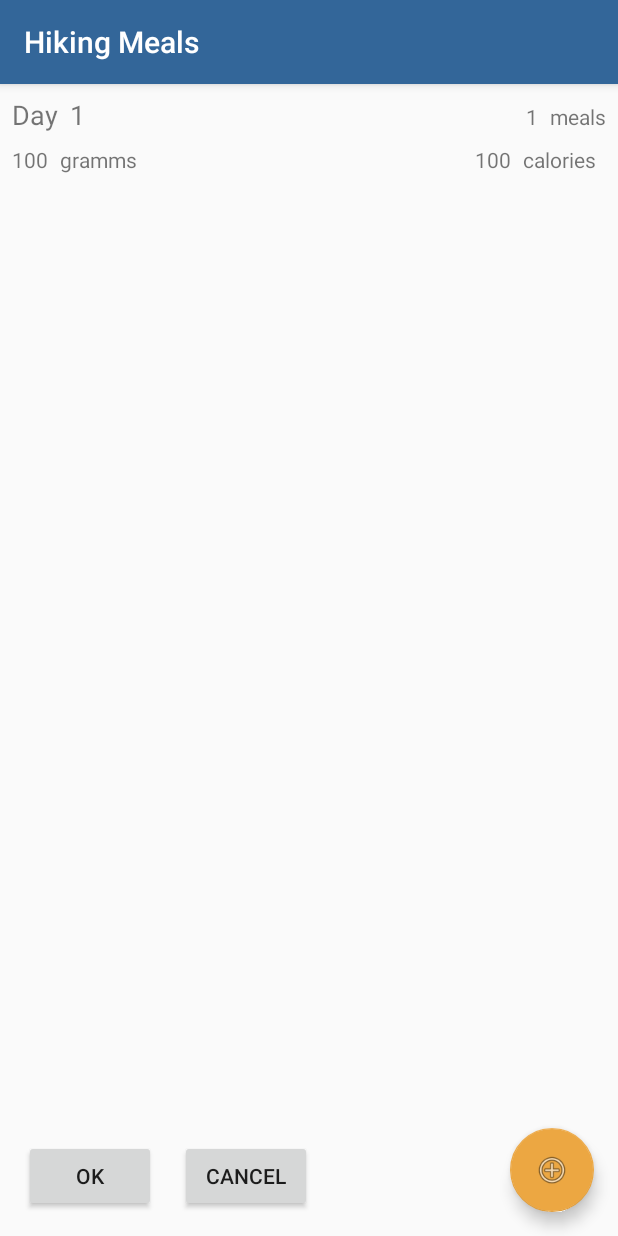
After one commit to seysen/HikingMealsForAndroid, an Android app: the DayDetailActivity screen opened directly, with no data from a screen before it, on a phone screen of 412 x 824 dp. The commit adds this screen. Run offline under Robolectric (Android 15) with nearby library versions, the phone set to English and light mode, and no system bars.

Commit message:
Add: DayDetailActivity where you can remove meals from the day Fixed: HikeDetailActivity how returns result of editing hike to hike list

```diff
--- a/app/src/main/AndroidManifest.xml
+++ b/app/src/main/AndroidManifest.xml
@@ -10,7 +10,8 @@
         android:roundIcon="@mipmap/ic_launcher_round"
         android:supportsRtl="true"
         android:theme="@style/AppTheme">
-        <activity android:name=".HikeDetailActivity"></activity>
+        <activity android:name=".DayDetailActivity"/>
+        <activity android:name=".HikeDetailActivity" />
         <activity android:name=".MealAddProductActivity" />
         <activity android:name=".MealDetailActivity" />
         <activity android:name=".ProductDetailActivity" />
--- /dev/null
+++ b/app/src/main/java/com/seysen/hikingmealsforandroid/DayDetailActivity.java
@@ -0,0 +1,116 @@
+package com.seysen.hikingmealsforandroid;
+
+import android.content.Intent;
+import android.support.v7.app.AppCompatActivity;
+import android.os.Bundle;
+import android.support.v7.widget.LinearLayoutManager;
+import android.support.v7.widget.RecyclerView;
+import android.view.View;
+import android.widget.TextView;
+
+import com.seysen.hikingmealsforandroid.core.HikeDay;
+import com.seysen.hikingmealsforandroid.core.Meal;
+import com.seysen.hikingmealsforandroid.helper.Datable;
+import com.seysen.hikingmealsforandroid.helper.DayMealsAdapter;
+import com.seysen.hikingmealsforandroid.helper.MealDetailDialogFragment;
+
+import java.util.ArrayList;
+
+public class DayDetailActivity extends AppCompatActivity implements Datable {
+
+    private static final String TAG = "day_detail";
+    public static final String ID_KEY = "hike_id";
+    private static final int RESULT_OK = 0;
+    private static final int RESULT_CANCELED = 1;
+    public static final int REQUEST_CREATE_TYPE=1;
+    public static final int REQUEST_EDIT_TYPE=2;
+    public static final String HIKEDAYNAME = "day";
+    public static final String MEALNAME = "meal";
+    private int position;
+    private DayMealsAdapter adapter;
+    private HikeDay hikeDay;
+    private TextView dayNumber;
+    private TextView dayMealsNumber;
+    private TextView dayWeight;
+    private TextView dayCalories;
+    private RecyclerView dayMeals;
+    private ArrayList<Meal> meals = new ArrayList<>();
+
+    @Override
+    protected void onCreate(Bundle savedInstanceState) {
+        super.onCreate(savedInstanceState);
+        setContentView(R.layout.activity_day_detail);
+        dayNumber = findViewById(R.id.day_number_detail);
+        dayMealsNumber = findViewById(R.id.day_meals_number_detail);
+        dayWeight = findViewById(R.id.day_weight_detail);
+        dayCalories = findViewById(R.id.day_calories_detail);
+        dayMeals = findViewById(R.id.day_meals);
+        dayMeals.setLayoutManager(new LinearLayoutManager(dayMeals.getContext()));
+        adapter = new DayMealsAdapter(this,meals);
+        dayMeals.setAdapter(adapter);
+        adapter.setOnItemClickListener(new DayMealsAdapter.ClickListener() {
+            @Override
+            public void onItemLongClick(int position, View v) {
+                String mealName = meals.get(position).getMealName();
+                MealDetailDialogFragment dialog = new MealDetailDialogFragment();
+                Bundle args = new Bundle();
+                args.putString("item","meal");
+                args.putString("name", mealName);
+                args.putInt("position", position);
+                dialog.setArguments(args);
+                dialog.show(getSupportFragmentManager(),"custom");
+            }
+        });
+
+        /*final FloatingActionButton fab = findViewById(R.id.day_detail_fab);
+        fab.setOnClickListener(new View.OnClickListener() {
+            @Override
+            public void onClick(View v) {
+                Intent intent = new Intent(v.getContext(),DayDetailActivity.class);
+                startActivityForResult(intent,REQUEST_CREATE_TYPE);
+            }
+        });*/
+
+        Bundle arguments = getIntent().getExtras();
+        if (arguments!=null) {
+            position = arguments.getInt(ID_KEY);
+            hikeDay = arguments.getParcelable(HIKEDAYNAME);
+            meals.clear();
+            assert hikeDay != null;
+            meals.addAll(hikeDay.getMeals());
+            dayNumber.setText(String.valueOf(position+1));
+            dayMealsNumber.setText(String.valueOf(meals.size()));
+            dayWeight.setText(String.format("%.1f", + hikeDay.getDayWeight()).replace(",", "."));
+            dayCalories.setText(String.format("%.1f", + hikeDay.getHikeDayEnergy()).replace(",", "."));
+            adapter.notifyDataSetChanged();
+        }
+    }
+
+    public void onOKClick (View view) {
+        Intent data = new Intent();
+        data.putExtra(ID_KEY, position);
+        data.putExtra(HIKEDAYNAME,hikeDay);
+        setResult(RESULT_OK,data);
+        finish();
+    }
+
+    public void onCancelClick (View view) {
+        setResult(RESULT_CANCELED);
+        finish();
+    }
+
+    @Override
+    public void removeItem(int position) {
+        meals.remove(position);
+        adapter.notifyItemInserted(position);
+        updateHikeDay();
+    }
+
+    private void updateHikeDay() {
+        hikeDay.setMeals(meals);
+        dayMealsNumber.setText(String.valueOf(meals.size()));
+        dayWeight.setText(String.format("%.1f", + hikeDay.getDayWeight()).replace(",", "."));
+        dayCalories.setText(String.format("%.1f", + hikeDay.getHikeDayEnergy()).replace(",", "."));
+        adapter.notifyDataSetChanged();
+    }
+}
--- /dev/null
+++ b/app/src/main/java/com/seysen/hikingmealsforandroid/helper/DayMealsAdapter.java
@@ -0,0 +1,94 @@
+package com.seysen.hikingmealsforandroid.helper;
+
+import android.content.Context;
+import android.support.annotation.NonNull;
+import android.support.v7.widget.RecyclerView;
+import android.util.Log;
+import android.util.TypedValue;
+import android.view.LayoutInflater;
+import android.view.View;
+import android.view.ViewGroup;
+import android.widget.TextView;
+
+import com.seysen.hikingmealsforandroid.R;
+import com.seysen.hikingmealsforandroid.core.Meal;
+
+import java.util.ArrayList;
+
+public class DayMealsAdapter extends RecyclerView.Adapter<DayMealsAdapter.DayMealViewHolder> {
+
+    private static final String TAG = "Meal_Adapter";
+    private final TypedValue mTypedValue = new TypedValue();
+    private int mBackground;
+    private LayoutInflater inflater;
+    private static ArrayList<Meal> mMeals;
+    private static DayMealsAdapter.ClickListener clickListener;
+
+    @NonNull
+    @Override
+    public DayMealsAdapter.DayMealViewHolder onCreateViewHolder(@NonNull ViewGroup viewGroup, int i) {
+        View view = LayoutInflater.from(viewGroup.getContext())
+                .inflate(R.layout.meal_item, viewGroup, false);
+        return new DayMealsAdapter.DayMealViewHolder(view);
+    }
+
+    @Override
+    public void onBindViewHolder(@NonNull DayMealsAdapter.DayMealViewHolder holder, int position) {
+        Log.d(TAG,"Meal Adapter onBindViewHolder");
+        Meal meal = mMeals.get(position);
+        Log.d(TAG,"Meal = " + meal + " weight = " + meal.getWeight());
+        Log.d(TAG,"Meal Energy = " + meal.getEnergy());
+        holder.nameView.setText(meal.getMealName());
+        holder.energyView.setText(String.format("%.1f", + meal.getEnergy()).replace(",", "."));
+        holder.proteinView.setText(String.format("%.1f", + meal.getProtein()).replace(",", "."));
+        holder.fatView.setText(String.format("%.1f", + meal.getFat()).replace(",", "."));
+        holder.carbohydrateView.setText(String.format("%.1f", + meal.getCarbohydrate()).replace(",", "."));
+        holder.weightView.setText(String.format("%.1f", + meal.getWeight()).replace(",", "."));
+    }
+
+    @Override
+    public int getItemCount() {
+        return mMeals.size();
+    }
+
+    public DayMealsAdapter(Context context, ArrayList<Meal> items) {
+        context.getTheme().resolveAttribute(R.attr.selectableItemBackground, mTypedValue, true);
+        mBackground = mTypedValue.resourceId;
+        mMeals = items;
+    }
+
+    public static class DayMealViewHolder extends RecyclerView.ViewHolder implements View.OnLongClickListener {
+
+        private final TextView nameView;
+        private final TextView energyView;
+        private final TextView proteinView;
+        private final TextView fatView;
+        private final TextView carbohydrateView;
+        private final TextView weightView;
+
+        public DayMealViewHolder(@NonNull View view) {
+            super(view);
+            nameView = view.findViewById(R.id.mealName);
+            energyView = view.findViewById(R.id.meal_energy);
+            proteinView = view.findViewById(R.id.meal_protein);
+            fatView = view.findViewById(R.id.meal_fat);
+            carbohydrateView = view.findViewById(R.id.meal_carbohydrate);
+            weightView = view.findViewById(R.id.meal_weight);
+            view.setOnLongClickListener(this);
+        }
+
+        @Override
+        public boolean onLongClick(View v) {
+            clickListener.onItemLongClick(getAdapterPosition(), v);
+            return false;
+        }
+    }
+
+    public void setOnItemClickListener(DayMealsAdapter.ClickListener clickListener) {
+        DayMealsAdapter.clickListener = clickListener;
+    }
+
+    public interface ClickListener {
+        void onItemLongClick(int position, View v);
+    }
+}
--- /dev/null
+++ b/app/src/main/res/layout/activity_day_detail.xml
@@ -0,0 +1,131 @@
+<?xml version="1.0" encoding="utf-8"?>
+<android.support.constraint.ConstraintLayout xmlns:android="http://schemas.android.com/apk/res/android"
+    xmlns:app="http://schemas.android.com/apk/res-auto"
+    xmlns:tools="http://schemas.android.com/tools"
+    android:layout_width="match_parent"
+    android:layout_height="match_parent"
+    tools:context=".DayDetailActivity">
+
+    <TextView
+        android:id="@+id/textView10"
+        android:layout_width="wrap_content"
+        android:layout_height="wrap_content"
+        android:layout_marginStart="8dp"
+        android:layout_marginTop="8dp"
+        android:text="Day"
+        android:textSize="18sp"
+        app:layout_constraintStart_toStartOf="parent"
+        app:layout_constraintTop_toTopOf="parent" />
+
+    <TextView
+        android:id="@+id/day_number_detail"
+        android:layout_width="wrap_content"
+        android:layout_height="wrap_content"
+        android:layout_marginStart="8dp"
+        android:text="1"
+        android:textSize="18sp"
+        app:layout_constraintBaseline_toBaselineOf="@+id/textView10"
+        app:layout_constraintStart_toEndOf="@+id/textView10" />
+
+    <TextView
+        android:id="@+id/textView21"
+        android:layout_width="wrap_content"
+        android:layout_height="wrap_content"
+        android:layout_marginEnd="8dp"
+        android:text="meals"
+        app:layout_constraintBaseline_toBaselineOf="@+id/day_meals_number_detail"
+        app:layout_constraintEnd_toEndOf="parent" />
+
+    <TextView
+        android:id="@+id/day_meals_number_detail"
+        android:layout_width="wrap_content"
+        android:layout_height="wrap_content"
+        android:layout_marginEnd="8dp"
+        android:text="1"
+        app:layout_constraintBaseline_toBaselineOf="@+id/day_number_detail"
+        app:layout_constraintEnd_toStartOf="@+id/textView21" />
+
+    <TextView
+        android:id="@+id/day_weight_detail"
+        android:layout_width="wrap_content"
+        android:layout_height="wrap_content"
+        android:layout_marginStart="8dp"
+        android:layout_marginTop="8dp"
+        android:text="100"
+        app:layout_constraintStart_toStartOf="parent"
+        app:layout_constraintTop_toBottomOf="@+id/textView10" />
+
+    <TextView
+        android:id="@+id/textView26"
+        android:layout_width="wrap_content"
+        android:layout_height="wrap_content"
+        android:layout_marginStart="8dp"
+        android:text="gramms"
+        app:layout_constraintBaseline_toBaselineOf="@+id/day_weight_detail"
+        app:layout_constraintStart_toEndOf="@+id/day_weight_detail" />
+
+    <TextView
+        android:id="@+id/day_calories_detail"
+        android:layout_width="wrap_content"
+        android:layout_height="wrap_content"
+        android:layout_marginEnd="8dp"
+        android:text="100"
+        app:layout_constraintBaseline_toBaselineOf="@+id/textView26"
+        app:layout_constraintEnd_toStartOf="@+id/textView28" />
+
+    <TextView
+        android:id="@+id/textView28"
+        android:layout_width="55dp"
+        android:layout_height="17dp"
+        android:layout_marginEnd="8dp"
+        android:text="calories"
+        app:layout_constraintBaseline_toBaselineOf="@+id/day_calories_detail"
+        app:layout_constraintEnd_toEndOf="parent" />
+
+    <android.support.v7.widget.RecyclerView
+        android:id="@+id/day_meals"
+        android:layout_width="0dp"
+        android:layout_height="0dp"
+        android:layout_marginStart="4dp"
+        android:layout_marginTop="8dp"
+        android:layout_marginEnd="4dp"
+        android:layout_marginBottom="8dp"
+        app:layout_constraintBottom_toTopOf="@+id/day_detail_ok"
+        app:layout_constraintEnd_toEndOf="parent"
+        app:layout_constraintStart_toStartOf="parent"
+        app:layout_constraintTop_toBottomOf="@+id/day_weight_detail" />
+
+    <android.support.design.widget.FloatingActionButton
+        android:id="@+id/day_detail_fab"
+        android:layout_width="wrap_content"
+        android:layout_height="wrap_content"
+        android:layout_marginEnd="16dp"
+        android:layout_marginBottom="16dp"
+        android:clickable="true"
+        android:focusable="auto"
+        app:layout_constraintBottom_toBottomOf="parent"
+        app:layout_constraintEnd_toEndOf="parent"
+        app:srcCompat="@android:drawable/ic_menu_add" />
+
+    <Button
+        android:id="@+id/day_detail_ok"
+        android:layout_width="wrap_content"
+        android:layout_height="wrap_content"
+        android:layout_marginStart="16dp"
+        android:layout_marginBottom="16dp"
+        android:onClick="onOKClick"
+        android:text="@android:string/ok"
+        app:layout_constraintBottom_toBottomOf="parent"
+        app:layout_constraintStart_toStartOf="parent" />
+
+    <Button
+        android:id="@+id/day_detail_cancel"
+        android:layout_width="wrap_content"
+        android:layout_height="wrap_content"
+        android:layout_marginStart="16dp"
+        android:layout_marginBottom="16dp"
+        android:onClick="onCancelClick"
+        android:text="@android:string/cancel"
+        app:layout_constraintBottom_toBottomOf="parent"
+        app:layout_constraintStart_toEndOf="@+id/day_detail_ok" />
+</android.support.constraint.ConstraintLayout>
```
Also changed, not shown: app/src/main/java/com/seysen/hikingmealsforandroid/HikeDetailActivity.java (+72 -3 lines), app/src/main/java/com/seysen/hikingmealsforandroid/fragments/HikesFragment.java (+15 -3 lines), app/src/main/java/com/seysen/hikingmealsforandroid/helper/HikeDayAdapter.java (+16 -1 lines), app/src/main/res/layout/activity_hike_detail.xml (+28 -5 lines).
